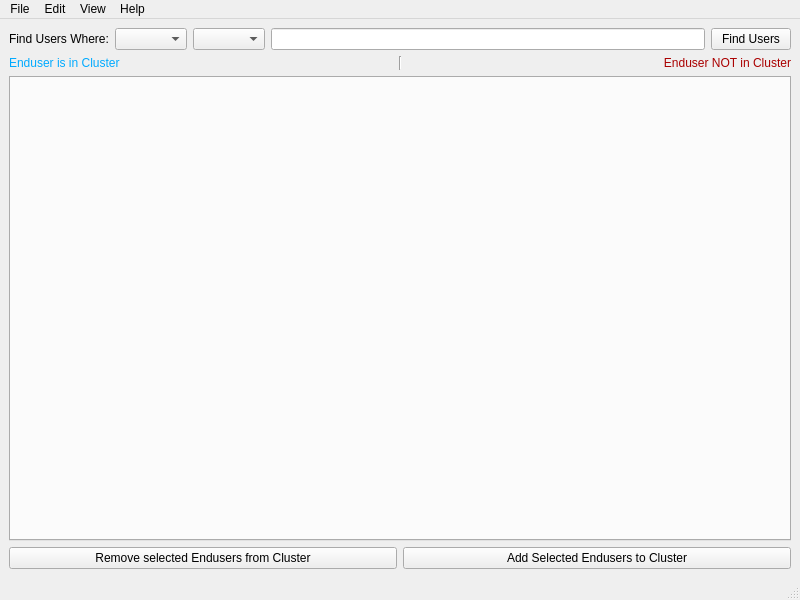
Above: endusersclustermngmttabswindow.ui from xXTheAwesomerXx/XIPE before the change. Below: the same form after it.
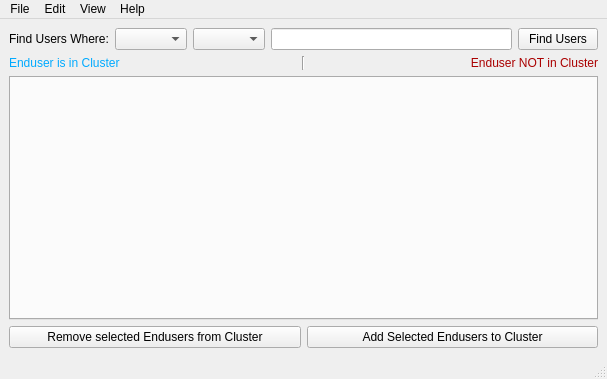
That is the form after the change.

Commit message: Sample Changes for UI Size

Diff of the .ui file:
```diff
--- a/endusersclustermngmttabswindow.ui
+++ b/endusersclustermngmttabswindow.ui
@@ -6,8 +6,8 @@
    <rect>
     <x>0</x>
     <y>0</y>
-    <width>800</width>
-    <height>600</height>
+    <width>607</width>
+    <height>379</height>
    </rect>
   </property>
   <property name="windowTitle">
@@ -134,7 +134,7 @@
     <rect>
      <x>0</x>
      <y>0</y>
-     <width>800</width>
+     <width>607</width>
      <height>21</height>
     </rect>
    </property>
```
The commit also changes 3 other files.
